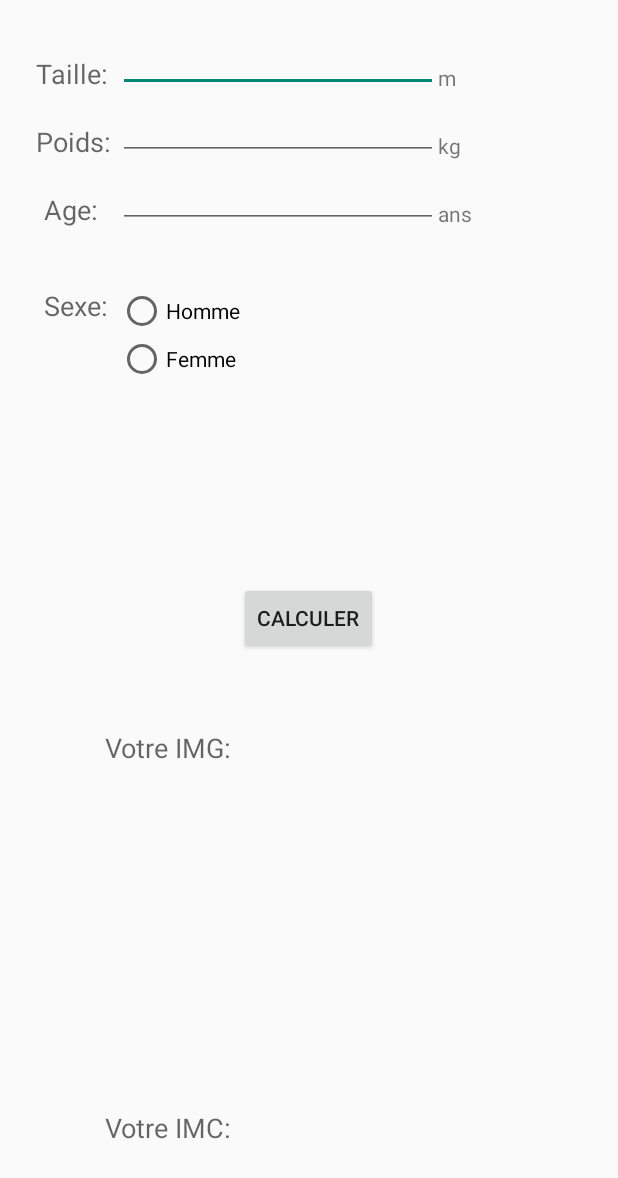
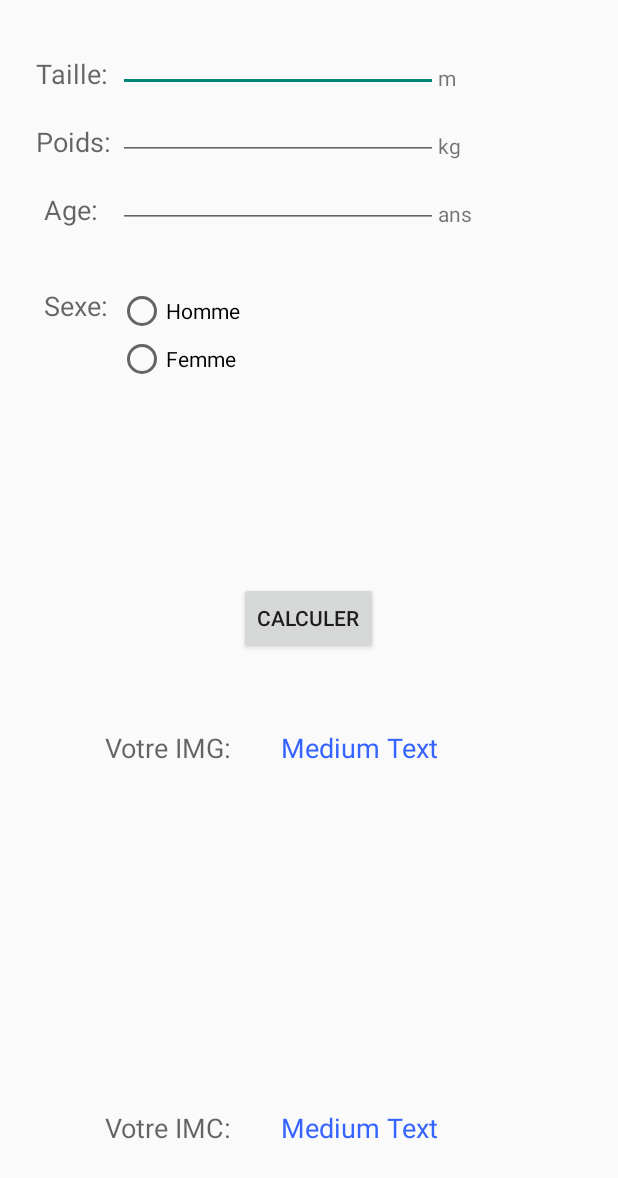
Before and after one commit to S0bek/HealthManager, an Android app: the layout activity_main.xml on its own in the app's theme, with its tools: preview values and no code run, on a phone screen of 412 x 824 dp. Shown: the top 1178 px of the screen. Run offline under Robolectric (Android 15) with nearby library versions, the phone set to English and light mode, and no system bars.

Commit message:
Application désormais fonctionnelle, en cours d'optimisation du design

```diff
--- a/app/src/main/res/layout/activity_main.xml
+++ b/app/src/main/res/layout/activity_main.xml
@@ -167,4 +167,26 @@
             android:onClick="onRadioButtonClicked"/>
     </RadioGroup>
 
+    <TextView
+        android:layout_width="wrap_content"
+        android:layout_height="wrap_content"
+        android:textAppearance="?android:attr/textAppearanceMedium"
+        android:text="Medium Text"
+        android:id="@+id/img_display"
+        android:layout_alignTop="@+id/img_value"
+        android:layout_toLeftOf="@+id/age_unit"
+        android:layout_toStartOf="@+id/age_unit"
+        android:textColor="#ff3564ff" />
+
+    <TextView
+        android:layout_width="wrap_content"
+        android:layout_height="wrap_content"
+        android:textAppearance="?android:attr/textAppearanceMedium"
+        android:text="Medium Text"
+        android:id="@+id/imc_display"
+        android:layout_alignTop="@+id/imc_value"
+        android:layout_alignLeft="@+id/img_display"
+        android:layout_alignStart="@+id/img_display"
+        android:textColor="#ff3564ff" />
+
 </RelativeLayout>
```
Also changed, not shown: app/src/main/java/net/hackdevicz/s0bek/healthmanager/MainActivity.java (+20 -7 lines).
